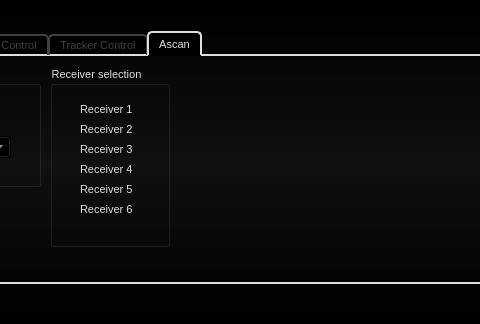
This is src/AWLQtDemo/awlqtdemo.ui in samanwaya-jena/EVAL-ADAL6110-16-GUI as Qt 5 draws it before an edit; both pictures show x 363 to 843 and y 0 to 324 of the 972 by 324 pixel window. The edited form follows.
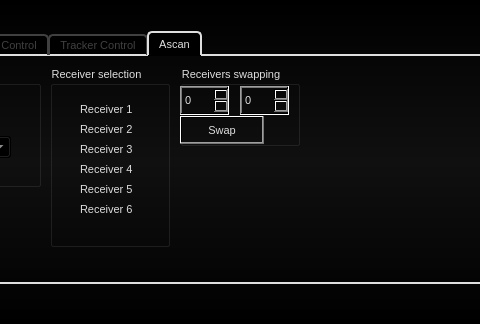
This is the edited form. Icons and pictures are not drawn.

Commit message: Commit swap interface

What changed in the file:
```diff
--- a/src/AWLQtDemo/awlqtdemo.ui
+++ b/src/AWLQtDemo/awlqtdemo.ui
@@ -5102,6 +5102,52 @@
            </property>
           </widget>
          </widget>
+         <widget class="QGroupBox" name="groupBox_5">
+          <property name="geometry">
+           <rect>
+            <x>530</x>
+            <y>10</y>
+            <width>120</width>
+            <height>80</height>
+           </rect>
+          </property>
+          <property name="title">
+           <string>Receivers swapping</string>
+          </property>
+          <widget class="QSpinBox" name="spinBoxReceiver1">
+           <property name="geometry">
+            <rect>
+             <x>0</x>
+             <y>20</y>
+             <width>49</width>
+             <height>29</height>
+            </rect>
+           </property>
+          </widget>
+          <widget class="QSpinBox" name="spinBoxReceiver2">
+           <property name="geometry">
+            <rect>
+             <x>60</x>
+             <y>20</y>
+             <width>49</width>
+             <height>29</height>
+            </rect>
+           </property>
+          </widget>
+          <widget class="QPushButton" name="pushButtonSwap">
+           <property name="geometry">
+            <rect>
+             <x>0</x>
+             <y>50</y>
+             <width>84</width>
+             <height>28</height>
+            </rect>
+           </property>
+           <property name="text">
+            <string>Swap</string>
+           </property>
+          </widget>
+         </widget>
         </widget>
        </widget>
       </item>
```
